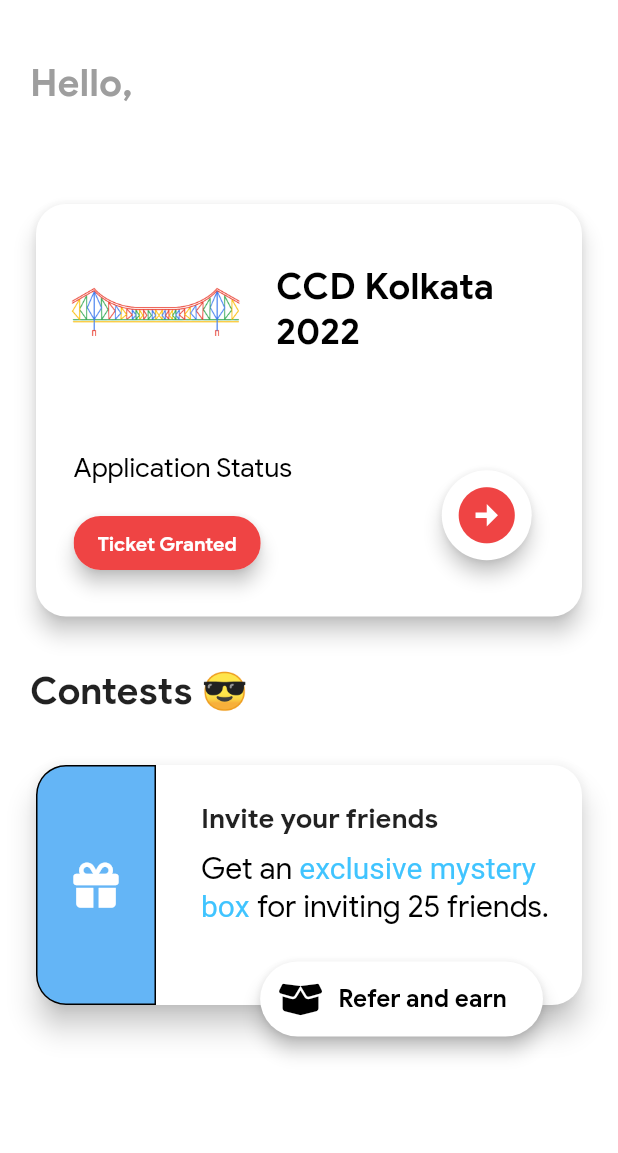
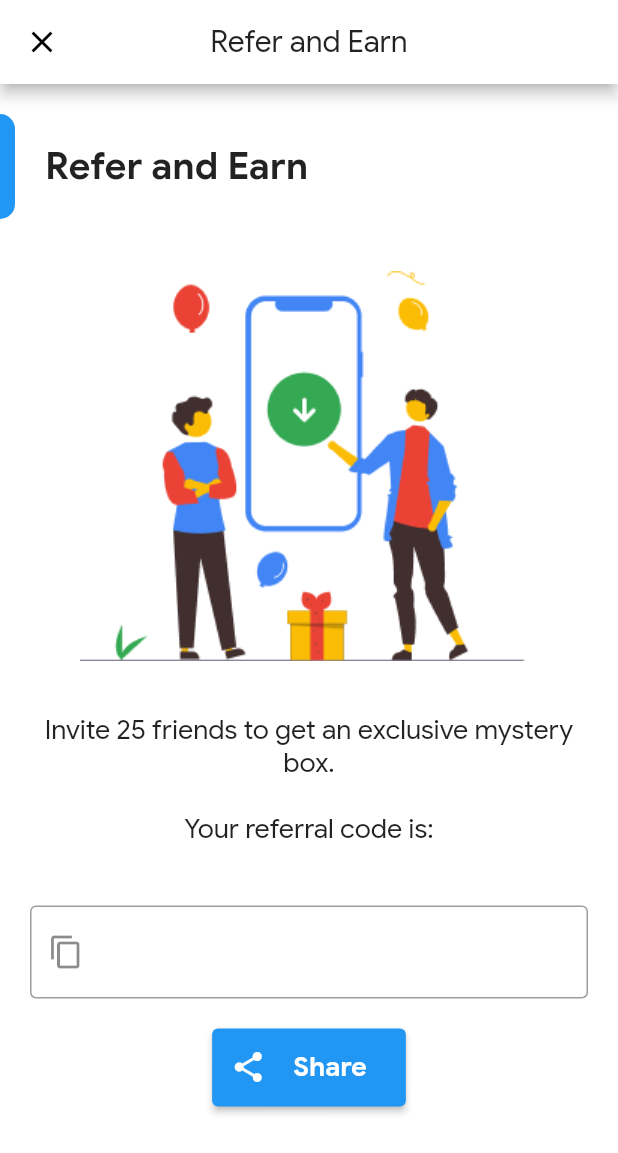
Before and after one commit to gdgcloudkol/gccd-event-app, a Flutter app: the DashboardScreen widget shown alone on an empty page, opened directly, after a tap on "Refer and earn", on a phone screen of 412 x 824 dp. Shown: the top 1153 px of the screen. Run offline on Flutter 3.47's test engine with Material 2 defaults, Android fonts, the phone set to English and light mode, and no system bars; our stand-ins replace cached_network_image, cloud_firestore, firebase_auth, firebase_core, firebase_messaging, firebase_storage and 7 more; missing offline and left inert: gif; accounts and stored records are empty; network calls fail.

Commit message:
fix: Refer and Earn view

```diff
--- a/lib/blocs/nav_bloc.dart
+++ b/lib/blocs/nav_bloc.dart
@@ -17,7 +17,6 @@ class NavigationBloc extends ChangeNotifier {
     6: "Tell a Friend",
     7: "Dashboard",
     10: "About Us",
-    11: "Refer and Earn",
   };
 
   late GlobalKey<NavigatorState> _navigatorKey;
--- a/lib/main.dart
+++ b/lib/main.dart
@@ -4,6 +4,7 @@ import 'package:ccd2022app/blocs/speakers_bloc.dart';
 import 'package:ccd2022app/blocs/ticket_form_bloc.dart';
 import 'package:ccd2022app/blocs/ticket_status_bloc.dart';
 import 'package:ccd2022app/entrypoint/navigation_screen.dart';
+import 'package:ccd2022app/screens/refer_and_earn_screen.dart';
 import 'package:ccd2022app/screens/splash_screen.dart';
 import 'package:ccd2022app/utils/theme.dart';
 import 'package:firebase_core/firebase_core.dart';
@@ -81,6 +82,7 @@ class CCDApp extends StatelessWidget {
         routes: {
           NavigationScreen.routeName: (context) => const NavigationScreen(),
           SplashScreen.routeName: (context) => const SplashScreen(),
+          ReferAndEarn.routeName: (context) => const ReferAndEarn(),
         },
       ),
     );
--- a/lib/screens/dashboard_screen.dart
+++ b/lib/screens/dashboard_screen.dart
@@ -1,7 +1,7 @@
 import 'package:ccd2022app/blocs/auth_bloc.dart';
-import 'package:ccd2022app/blocs/nav_bloc.dart';
 import 'package:ccd2022app/blocs/ticket_status_bloc.dart';
 import 'package:ccd2022app/screens/form_screen.dart';
+import 'package:ccd2022app/screens/refer_and_earn_screen.dart';
 import 'package:ccd2022app/screens/view_ticket_screen.dart';
 import 'package:flutter/material.dart';
 import 'package:font_awesome_flutter/font_awesome_flutter.dart';
@@ -20,7 +20,6 @@ class _DashboardScreenState extends State<DashboardScreen> {
     Size size = MediaQuery.of(context).size;
     AuthBloc ab = Provider.of<AuthBloc>(context);
     TicketStatusBloc tsb = Provider.of<TicketStatusBloc>(context);
-    NavigationBloc nb = Provider.of<NavigationBloc>(context);
 
     return Container(
       padding: const EdgeInsets.all(20),
@@ -280,7 +279,7 @@ class _DashboardScreenState extends State<DashboardScreen> {
                       primary: Colors.white,
                     ),
                     onPressed: () {
-                      nb.changeNavIndex(11);
+                      Navigator.pushNamed(context, ReferAndEarn.routeName);
                     },
                     icon: const Icon(
                       FontAwesomeIcons.boxOpen,
--- a/lib/screens/refer_and_earn_screen.dart
+++ b/lib/screens/refer_and_earn_screen.dart
@@ -1,8 +1,12 @@
+import 'dart:io';
+
 import 'package:ccd2022app/blocs/auth_bloc.dart';
 import 'package:ccd2022app/utils/snackbar.dart';
 import 'package:flutter/material.dart';
 import 'package:flutter/services.dart';
+import 'package:path_provider/path_provider.dart';
 import 'package:provider/provider.dart';
+import 'package:share_plus/share_plus.dart';
 
 class ReferAndEarn extends StatefulWidget {
   const ReferAndEarn({Key? key}) : super(key: key);
@@ -26,7 +30,25 @@ class _ReferAndEarnState extends State<ReferAndEarn> {
       showSnackBar(context, 'Copied to clipboard');
     }
 
-    return Column(
+    return Scaffold(
+      appBar: AppBar(
+        backgroundColor: Colors.white,
+        centerTitle: true,
+        leading: IconButton(
+            icon: const Icon(
+              Icons.close,
+              color: Colors.black,
+            ),
+            onPressed: () {
+              Navigator.pop(context);
+            }),
+        title: const Text(
+          "Refer and Earn",
+          style: TextStyle(
+              color: Colors.black87, fontFamily: 'GoogleSans', fontSize: 20),
+        ),
+      ),
+      body: Column(
         crossAxisAlignment: CrossAxisAlignment.center,
         children: [
           const SizedBox(
@@ -89,7 +111,7 @@ class _ReferAndEarnState extends State<ReferAndEarn> {
                 fontFamily: "GoogleSans",
                 fontWeight: FontWeight.w500,
                 fontSize: 18,
-              color: Colors.black,
+                color: Colors.black87,
               ),
               decoration: InputDecoration(
                 prefixIcon: IconButton(
@@ -99,7 +121,50 @@ class _ReferAndEarnState extends State<ReferAndEarn> {
               ),
             ),
           ),
+          ElevatedButton.icon(
+            icon: const Icon(Icons.share),
+            onPressed: () async {
+              final bytes = await rootBundle.load('assets/images/share.png');
+              final list = bytes.buffer.asUint8List();
+
+              final tempDir = await getTemporaryDirectory();
+              final file =
+                  await File('${tempDir.path}/Cloud Community Days 2022.jpg')
+                      .create();
+              file.writeAsBytesSync(list);
+              Share.shareFiles(
+                [file.path],
+                subject: "Cloud Community Days Kolkata 2022",
+                text:
+                    "Hey! Let's join together for the largest developer conclave "
+                    "in eastern India - Cloud Community Days Kolkata to"
+                    " join hundreds of developers and engage with industry experts presenting on cutting edge technology."
+                    'Hurry, get your pass!\n'
+                    '\nWebsite: https://gdgcloud.kolkata.dev/ccd2022/\n\n'
+                    'App: https://play.google.com/store/apps/details?id=com.gdgck.ccd2022',
+              );
+            },
+            style: TextButton.styleFrom(
+              backgroundColor: Colors.blue,
+            ),
+            label: const Padding(
+              padding: EdgeInsets.symmetric(
+                vertical: 15.0,
+                horizontal: 10.0,
+              ),
+              child: Text(
+                'Share',
+                style: TextStyle(
+                  fontFamily: "GoogleSans",
+                  fontWeight: FontWeight.w700,
+                  fontSize: 18,
+                  color: Colors.white,
+                ),
+              ),
+            ),
+          ),
         ],
+      ),
     );
   }
 }
```
Lines whose indentation alone changed are shown as unchanged.
